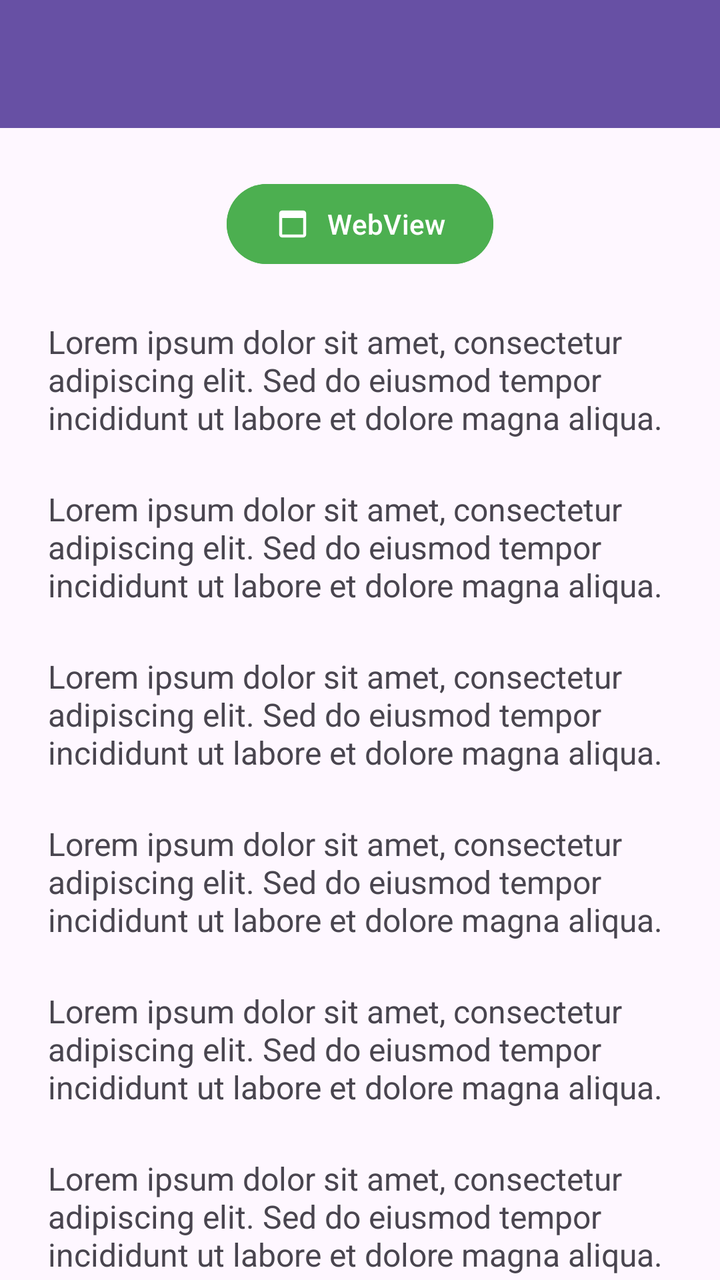
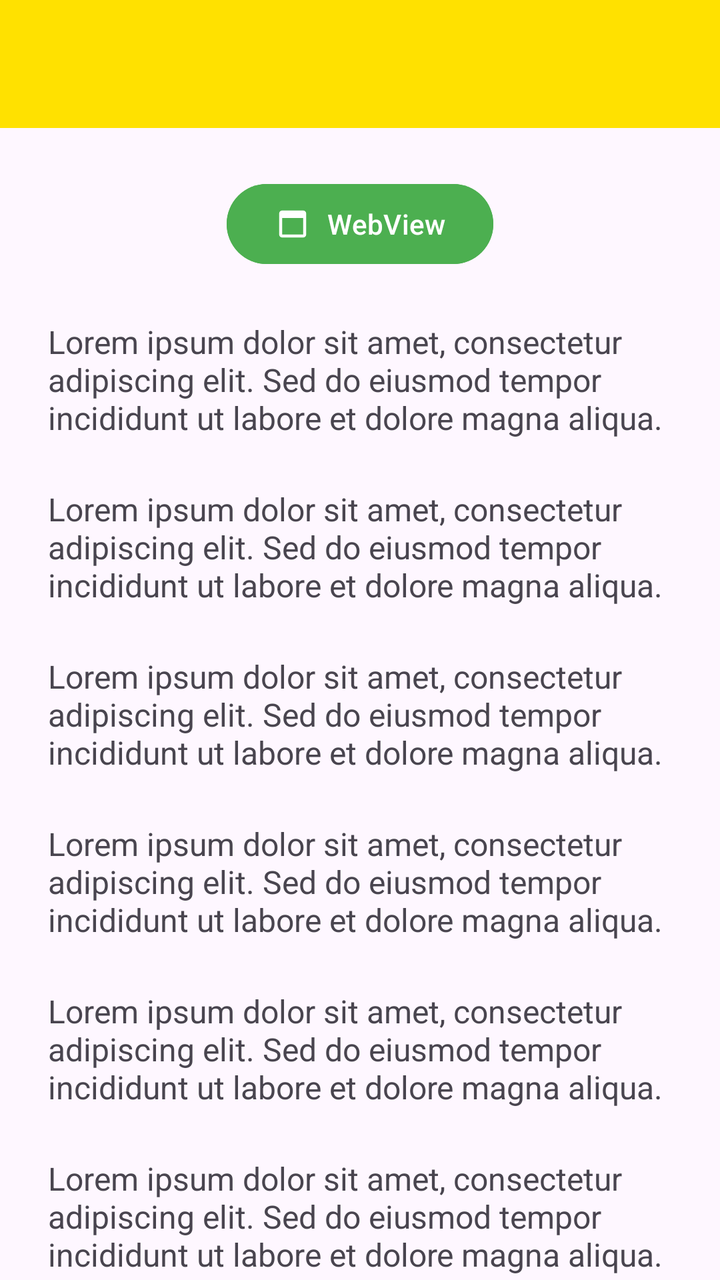

The first picture is an Android layout as it rendered before a commit; the second is the same layout after the commit. The layout source and the unified diff follow.
<!-- AndroidManifest.xml: application theme Theme.Fadhil3TIE -->
<!-- res/layout/activity_fifth.xml -->
<?xml version="1.0" encoding="utf-8"?>
<androidx.coordinatorlayout.widget.CoordinatorLayout
    xmlns:android="http://schemas.android.com/apk/res/android"
    xmlns:tools="http://schemas.android.com/tools"
    xmlns:app="http://schemas.android.com/apk/res-auto"
    android:id="@+id/main"
    android:layout_width="match_parent"
    android:layout_height="match_parent"
    tools:context=".Home.pertemuan_5.FifthActivity">

    <com.google.android.material.appbar.AppBarLayout
        android:id="@+id/appBarLayout"
        android:layout_width="match_parent"
        android:layout_height="wrap_content">

    <androidx.appcompat.widget.Toolbar
        android:id="@+id/toolbar"
        android:layout_width="409dp"
        android:layout_height="wrap_content"
        android:background="?attr/colorPrimary"
        android:minHeight="?attr/actionBarSize"
        android:theme="?attr/actionBarTheme"
        app:titleTextColor="@color/white"
        app:subtitleTextColor="@color/white"
        app:layout_constraintBottom_toBottomOf="parent"
        app:layout_constraintEnd_toEndOf="parent"
        app:layout_constraintHorizontal_bias="1.0"
        app:layout_constraintStart_toStartOf="parent"
        app:layout_constraintTop_toTopOf="parent"
        app:layout_constraintVertical_bias="0.0"
        app:layout_scrollFlags="scroll|enterAlways"/>


    </com.google.android.material.appbar.AppBarLayout>

    <androidx.core.widget.NestedScrollView
        android:layout_width="match_parent"
        android:layout_height="match_parent"
        app:layout_behavior="@string/appbar_scrolling_view_behavior"
        android:padding="24dp"
        android:clipToPadding="false">

        <LinearLayout
            android:layout_width="match_parent"
            android:layout_height="wrap_content"
            android:orientation="vertical"
            android:gravity="center_horizontal">
            
            <Button
                android:id="@+id/btnWebView"
                android:layout_width="wrap_content"
                android:layout_height="wrap_content"
                android:text="WebView"
                android:backgroundTint="#4CAF50"
                app:icon="@drawable/ic_web"
                app:iconGravity="textStart" />



            
            <TextView
                android:layout_width="match_parent"
                android:layout_height="wrap_content"
                android:text="Lorem ipsum dolor sit amet, consectetur adipiscing elit. Sed do eiusmod tempor incididunt ut labore et dolore magna aliqua. "
                android:textSize="16sp"
                android:layout_marginTop="24dp" />
            <TextView
                android:layout_width="match_parent"
                android:layout_height="wrap_content"
                android:text="Lorem ipsum dolor sit amet, consectetur adipiscing elit. Sed do eiusmod tempor incididunt ut labore et dolore magna aliqua. "
                android:textSize="16sp"
                android:layout_marginTop="24dp" />
            <TextView
                android:layout_width="match_parent"
                android:layout_height="wrap_content"
                android:text="Lorem ipsum dolor sit amet, consectetur adipiscing elit. Sed do eiusmod tempor incididunt ut labore et dolore magna aliqua. "
                android:textSize="16sp"
                android:layout_marginTop="24dp" />
            <TextView
                android:layout_width="match_parent"
                android:layout_height="wrap_content"
                android:text="Lorem ipsum dolor sit amet, consectetur adipiscing elit. Sed do eiusmod tempor incididunt ut labore et dolore magna aliqua. "
                android:textSize="16sp"
                android:layout_marginTop="24dp" />
            <TextView
                android:layout_width="match_parent"
                android:layout_height="wrap_content"
                android:text="Lorem ipsum dolor sit amet, consectetur adipiscing elit. Sed do eiusmod tempor incididunt ut labore et dolore magna aliqua. "
                android:textSize="16sp"
                android:layout_marginTop="24dp" />
            <TextView
                android:layout_width="match_parent"
                android:layout_height="wrap_content"
                android:text="Lorem ipsum dolor sit amet, consectetur adipiscing elit. Sed do eiusmod tempor incididunt ut labore et dolore magna aliqua. "
                android:textSize="16sp"
                android:layout_marginTop="24dp" />
            <TextView
                android:layout_width="match_parent"
                android:layout_height="wrap_content"
                android:text="Lorem ipsum dolor sit amet, consectetur adipiscing elit. Sed do eiusmod tempor incididunt ut labore et dolore magna aliqua. "
                android:textSize="16sp"
                android:layout_marginTop="24dp" />
            <TextView
                android:layout_width="match_parent"
                android:layout_height="wrap_content"
                android:text="Lorem ipsum dolor sit amet, consectetur adipiscing elit. Sed do eiusmod tempor incididunt ut labore et dolore magna aliqua. "
                android:textSize="16sp"
                android:layout_marginTop="24dp" />
            <TextView
                android:layout_width="match_parent"
                android:layout_height="wrap_content"
                android:text="Lorem ipsum dolor sit amet, consectetur adipiscing elit. Sed do eiusmod tempor incididunt ut labore et dolore magna aliqua. "
                android:textSize="16sp"
                android:layout_marginTop="24dp" />
            <TextView
                android:layout_width="match_parent"
                android:layout_height="wrap_content"
                android:text="Lorem ipsum dolor sit amet, consectetur adipiscing elit. Sed do eiusmod tempor incididunt ut labore et dolore magna aliqua. "
                android:textSize="16sp"
                android:layout_marginTop="24dp" />
            <TextView
                android:layout_width="match_parent"
                android:layout_height="wrap_content"
                android:text="Lorem ipsum dolor sit amet, consectetur adipiscing elit. Sed do eiusmod tempor incididunt ut labore et dolore magna aliqua. "
                android:textSize="16sp"
                android:layout_marginTop="24dp" />
            <TextView
                android:layout_width="match_parent"
                android:layout_height="wrap_content"
                android:text="Lorem ipsum dolor sit amet, consectetur adipiscing elit. Sed do eiusmod tempor incididunt ut labore et dolore magna aliqua. "
                android:textSize="16sp"
                android:layout_marginTop="24dp" />
            <TextView
                android:layout_width="match_parent"
                android:layout_height="wrap_content"
                android:text="Lorem ipsum dolor sit amet, consectetur adipiscing elit. Sed do eiusmod tempor incididunt ut labore et dolore magna aliqua. "
                android:textSize="16sp"
                android:layout_marginTop="24dp" />
            <TextView
                android:layout_width="match_parent"
                android:layout_height="wrap_content"
                android:text="Lorem ipsum dolor sit amet, consectetur adipiscing elit. Sed do eiusmod tempor incididunt ut labore et dolore magna aliqua. "
                android:textSize="16sp"
                android:layout_marginTop="24dp" />
            <TextView
                android:layout_width="match_parent"
                android:layout_height="wrap_content"
                android:text="Lorem ipsum dolor sit amet, consectetur adipiscing elit. Sed do eiusmod tempor incididunt ut labore et dolore magna aliqua. "
                android:textSize="16sp"
                android:layout_marginTop="24dp" />
            <TextView
                android:layout_width="match_parent"
                android:layout_height="wrap_content"
                android:text="Lorem ipsum dolor sit amet, consectetur adipiscing elit. Sed do eiusmod tempor incididunt ut labore et dolore magna aliqua. "
                android:textSize="16sp"
                android:layout_marginTop="24dp" />
            <TextView
                android:layout_width="match_parent"
                android:layout_height="wrap_content"
                android:text="Lorem ipsum dolor sit amet, consectetur adipiscing elit. Sed do eiusmod tempor incididunt ut labore et dolore magna aliqua. "
                android:textSize="16sp"
                android:layout_marginTop="24dp" />
        </LinearLayout>
    </androidx.core.widget.NestedScrollView>
</androidx.coordinatorlayout.widget.CoordinatorLayout>
<!-- resources referenced by this layout -->
<resources>
  <color name="white">#FFFFFFFF</color>
  <!-- drawable ic_web (drawable) -->
  <vector xmlns:android="http://schemas.android.com/apk/res/android" android:height="24dp" android:tint="#FFFFFF" android:viewportHeight="960" android:viewportWidth="960" android:width="24dp">
        
      <path android:fillColor="@android:color/white" android:pathData="M200,840Q167,840 143.5,816.5Q120,793 120,760L120,200Q120,167 143.5,143.5Q167,120 200,120L760,120Q793,120 816.5,143.5Q840,167 840,200L840,760Q840,793 816.5,816.5Q793,840 760,840L200,840ZM200,760L760,760Q760,760 760,760Q760,760 760,760L760,320L200,320L200,760Q200,760 200,760Q200,760 200,760Z"/>
      
  </vector>
  <style name="Theme.Fadhil3TIE" parent="Base.Theme.Fadhil3TIE" />
  <style name="Base.Theme.Fadhil3TIE" parent="Theme.Material3.DayNight.NoActionBar">
          
          
      </style>
</resources>

<!-- the commit's change to res/layout/activity_fifth.xml (unified diff, before → after) -->
@@ -17,7 +17,7 @@
         android:id="@+id/toolbar"
         android:layout_width="409dp"
         android:layout_height="wrap_content"
-        android:background="?attr/colorPrimary"
+        android:background="@color/yellow"
         android:minHeight="?attr/actionBarSize"
         android:theme="?attr/actionBarTheme"
         app:titleTextColor="@color/white"
<!-- resource entries referenced after the edit -->
@@ -1,6 +1,7 @@
 <!-- resources referenced by this layout -->
 <resources>
   <color name="white">#FFFFFFFF</color>
+  <color name="yellow">#FFE100</color>
   <!-- drawable ic_web (drawable) -->
   <vector xmlns:android="http://schemas.android.com/apk/res/android" android:height="24dp" android:tint="#FFFFFF" android:viewportHeight="960" android:viewportWidth="960" android:width="24dp">
         
